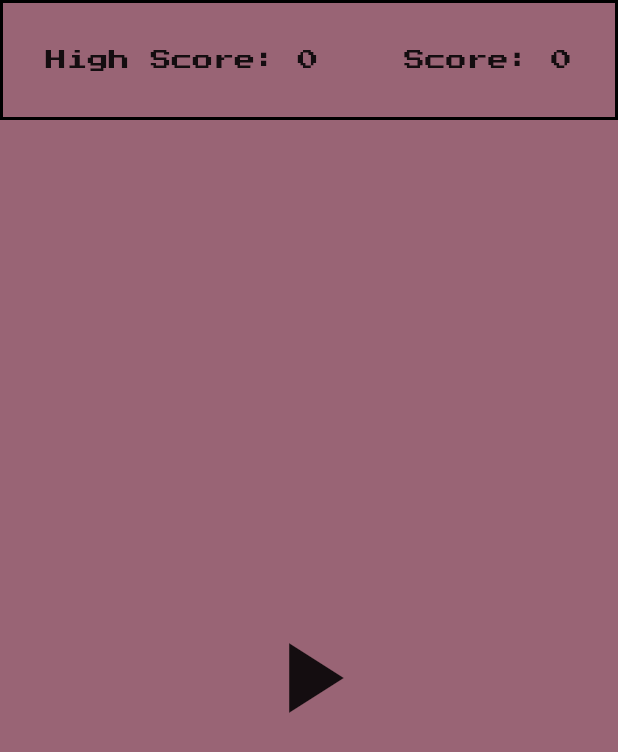
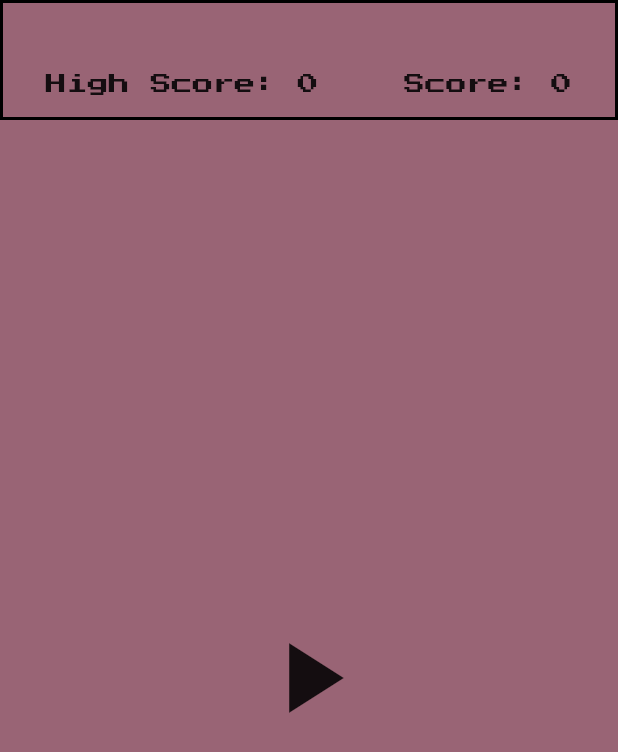
Before and after one commit to tcollard/snake, a Flutter app: the screen it shows after launch, on a phone screen of 412 x 824 dp. Shown: the top 752 px of the screen. Run offline on Flutter 3.47's test engine with Material 2 defaults, Android fonts, the light colour scheme and no system bars; our stand-ins replace audioplayers, shared_preferences; missing offline and left inert: swipedetector.

Commit message:
fix: 🐛 (screen.dart) Change position score

```diff
--- a/snake/lib/helpers/snakeHelpers.dart
+++ b/snake/lib/helpers/snakeHelpers.dart
@@ -152,7 +152,6 @@ class BackGroundColor {
       Random random = new Random();
       _hsv = HSVColor.fromAHSV(0.8, random.nextInt(360).toDouble(), random.nextDouble(), 0.5);
       _color = _hsv.toColor();
-      // _color = Color.fromARGB(255, random.nextInt(255), random.nextInt(255), random.nextInt(255));
   }
 
 }
--- a/snake/lib/screen.dart
+++ b/snake/lib/screen.dart
@@ -54,6 +54,11 @@ class _ScoreBarState extends State<ScoreBar> {
           color: _color.getColor(),
           shape: BoxShape.rectangle,
           border: Border.all(width: 2.0, color: Colors.black)),
+      child: Column(
+        mainAxisAlignment: MainAxisAlignment.end,
+        children: [
+          Padding(
+            padding: const EdgeInsets.only(bottom: 15.0),
             child: Row(mainAxisAlignment: MainAxisAlignment.spaceAround, children: [
               Text(
                 'High Score: ${gameInfo.info.highScore}',
@@ -64,6 +69,9 @@ class _ScoreBarState extends State<ScoreBar> {
                 style: TextStyle(fontFamily: 'PressStart2P'),
               ),
             ]),
+          ),
+        ],
+      ),
     );
   }
 }
```
Lines whose indentation alone changed are shown as unchanged.
